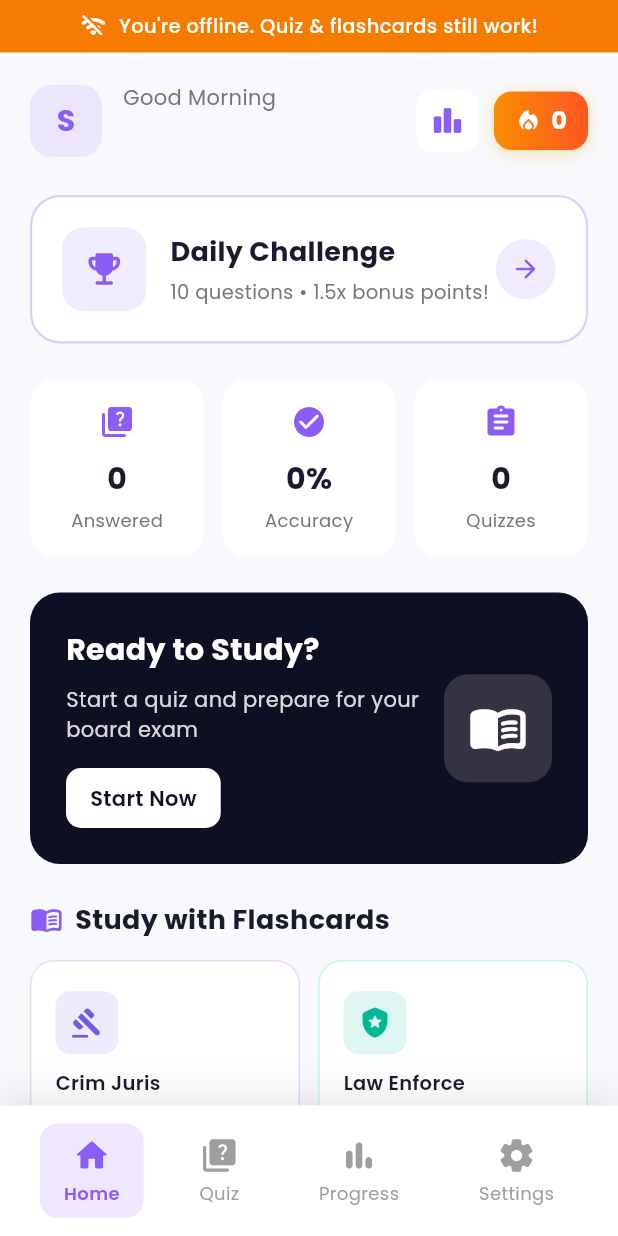
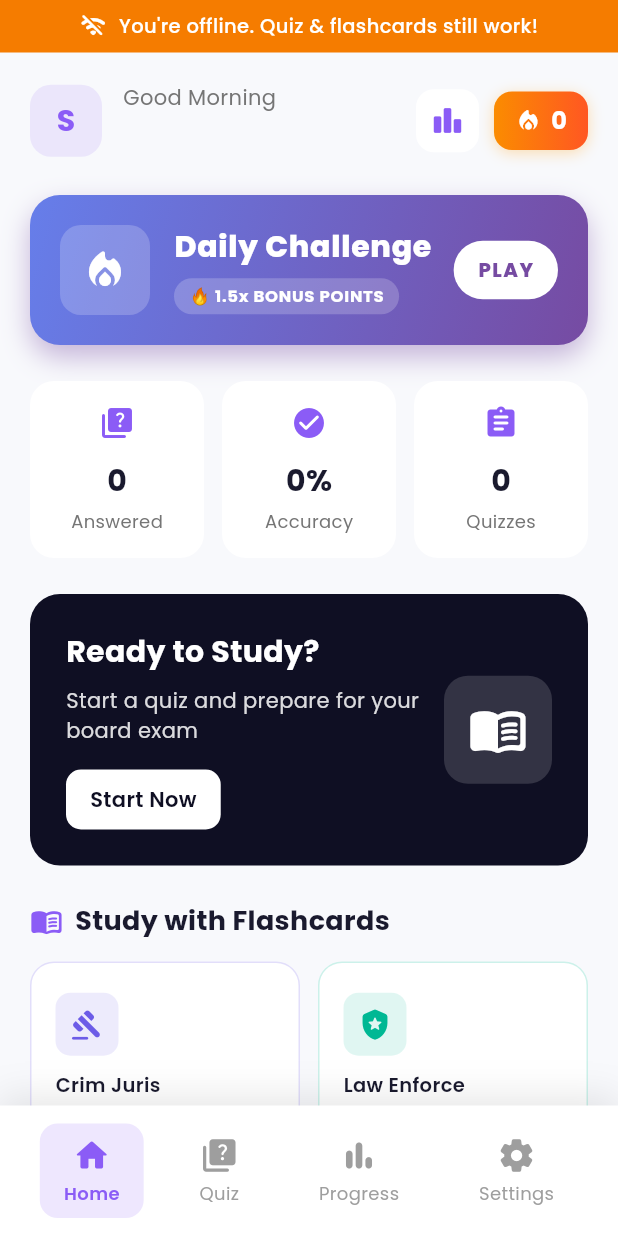
Before and after one commit to kilewin021105/crimireview, a Flutter app: the HomeScreen screen opened directly, on a phone screen of 412 x 824 dp. Run offline on Flutter 3.47's test engine with Material 3 defaults, Android fonts, the phone set to English and light mode, and no system bars; our stand-ins replace audioplayers, confetti, flutter_animate, flutter_local_notifications, google_fonts, image_picker and 4 more; accounts and stored records are empty.

Commit message:
Redesign Daily Challenge card - more catchy gradient design
- Purple/violet gradient background
- Fire icon instead of trophy
- PLAY button instead of arrow
- Bonus points badge
- Shadow effect for depth

```diff
--- a/lib/screens/home_screen.dart
+++ b/lib/screens/home_screen.dart
@@ -769,25 +769,35 @@ class _HomeScreenState extends State<HomeScreen> with TickerProviderStateMixin {
       child: Container(
         padding: const EdgeInsets.all(20),
         decoration: BoxDecoration(
-          color: isDark ? AppColors.darkCard : AppColors.lightCard,
+          gradient: const LinearGradient(
+            begin: Alignment.topLeft,
+            end: Alignment.bottomRight,
+            colors: [
+              Color(0xFF667eea),
+              Color(0xFF764ba2),
+            ],
+          ),
           borderRadius: BorderRadius.circular(20),
-          border: Border.all(
-            color: CrimiColors.gold.withValues(alpha: 0.3),
-            width: 1.5,
-          ),
+          boxShadow: [
+            BoxShadow(
+              color: const Color(0xFF764ba2).withValues(alpha: 0.4),
+              blurRadius: 15,
+              offset: const Offset(0, 8),
+            ),
+          ],
         ),
         child: Row(
           children: [
             Container(
               padding: const EdgeInsets.all(14),
               decoration: BoxDecoration(
-                color: CrimiColors.gold.withValues(alpha: 0.12),
+                color: Colors.white.withValues(alpha: 0.2),
                 borderRadius: BorderRadius.circular(14),
               ),
-              child: Icon(
-                Icons.emoji_events_rounded,
-                color: CrimiColors.gold,
-                size: 28,
+              child: const Icon(
+                Icons.local_fire_department_rounded,
+                color: Colors.white,
+                size: 32,
               ),
             ),
             const SizedBox(width: 16),
@@ -795,35 +805,49 @@ class _HomeScreenState extends State<HomeScreen> with TickerProviderStateMixin {
               child: Column(
                 crossAxisAlignment: CrossAxisAlignment.start,
                 children: [
-                  Text(
+                  const Text(
                     'Daily Challenge',
                     style: TextStyle(
-                      fontSize: 18,
-                      fontWeight: FontWeight.w700,
-                      color: isDark ? Colors.white : const Color(0xFF1A1A2E),
+                      fontSize: 20,
+                      fontWeight: FontWeight.w800,
+                      color: Colors.white,
+                      letterSpacing: 0.5,
                     ),
                   ),
-                  const SizedBox(height: 4),
-                  Text(
-                    '10 questions • 1.5x bonus points!',
-                    style: TextStyle(
-                      fontSize: 13,
-                      color: isDark ? Colors.grey.shade400 : Colors.grey.shade600,
+                  const SizedBox(height: 6),
+                  Container(
+                    padding: const EdgeInsets.symmetric(horizontal: 10, vertical: 4),
+                    decoration: BoxDecoration(
+                      color: Colors.white.withValues(alpha: 0.2),
+                      borderRadius: BorderRadius.circular(20),
+                    ),
+                    child: const Text(
+                      '🔥 1.5x BONUS POINTS',
+                      style: TextStyle(
+                        fontSize: 11,
+                        fontWeight: FontWeight.w700,
+                        color: Colors.white,
+                        letterSpacing: 0.5,
+                      ),
                     ),
                   ),
                 ],
               ),
             ),
             Container(
-              padding: const EdgeInsets.all(10),
+              padding: const EdgeInsets.symmetric(horizontal: 16, vertical: 10),
               decoration: BoxDecoration(
-                color: CrimiColors.gold.withValues(alpha: 0.12),
-                shape: BoxShape.circle,
+                color: Colors.white,
+                borderRadius: BorderRadius.circular(25),
               ),
-              child: Icon(
-                Icons.arrow_forward_rounded,
-                color: CrimiColors.gold,
-                size: 20,
+              child: const Text(
+                'PLAY',
+                style: TextStyle(
+                  fontSize: 13,
+                  fontWeight: FontWeight.w800,
+                  color: Color(0xFF764ba2),
+                  letterSpacing: 1,
+                ),
               ),
             ),
           ],
```
